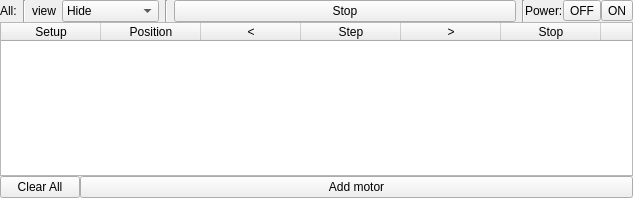
Qt form qmotorstack/qmotorstack.ui (AustralianSynchrotron/motorcontrol) before a commit.
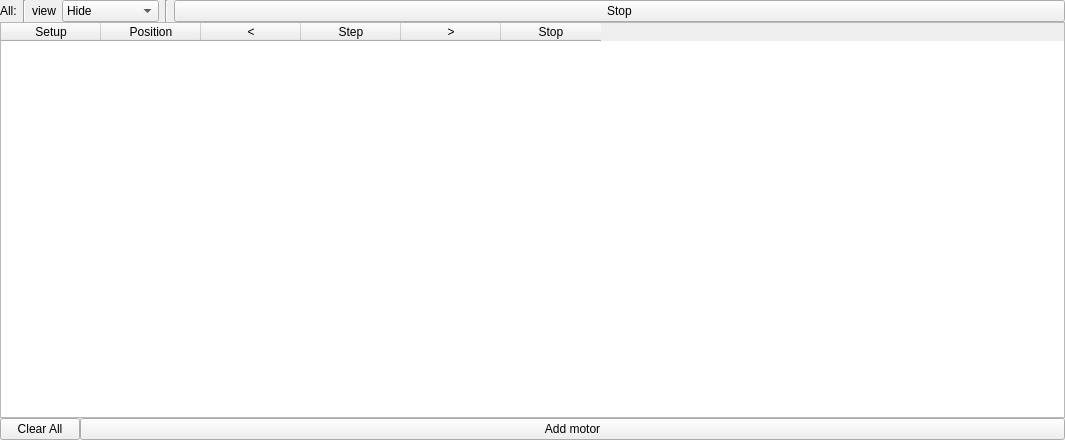
The same form after that commit.

Commit message: modified:   qcamotor/qcamotor.cpp 	modified:   qcamotor/qcamotor.h 	modified:   qcamotor_py/CMakeLists.txt 	modified:   qcamotor_py/pyqcamotor.sip 	modified:   qcamotorgui/qcamotorgui-pv.ui 	modified:   qcamotorgui/qcamotorgui-setup.ui 	modified:   qcamotorgui/qcamotorgui.cpp 	modified:   qcamotorgui/qcamotorgui.h 	modified:   qcamotorgui/qcamotorgui.ui 	modified:   qcamotorgui_py/pyqcamotorgui.sip 	modified:   qmotorstack/qmotorstack.cpp 	modified:   qmotorstack/qmotorstack.h 	modified:   qmotorstack/qmotorstack.ui

What changed in the file:
```diff
--- a/qmotorstack/qmotorstack.ui
+++ b/qmotorstack/qmotorstack.ui
@@ -6,8 +6,8 @@
    <rect>
     <x>0</x>
     <y>0</y>
-    <width>633</width>
-    <height>198</height>
+    <width>1065</width>
+    <height>440</height>
    </rect>
   </property>
   <property name="sizePolicy">
@@ -125,58 +125,6 @@
         </property>
        </widget>
       </item>
-      <item>
-       <widget class="QWidget" name="powerW" native="true">
-        <property name="sizePolicy">
-         <sizepolicy hsizetype="Minimum" vsizetype="Preferred">
-          <horstretch>0</horstretch>
-          <verstretch>0</verstretch>
-         </sizepolicy>
-        </property>
-        <layout class="QHBoxLayout" name="horizontalLayout_3">
-         <property name="spacing">
-          <number>0</number>
-         </property>
-         <property name="margin">
-          <number>0</number>
-         </property>
-         <item>
-          <widget class="Line" name="line">
-           <property name="orientation">
-            <enum>Qt::Vertical</enum>
-           </property>
-          </widget>
-         </item>
-         <item>
-          <widget class="QLabel" name="label">
-           <property name="sizePolicy">
-            <sizepolicy hsizetype="Fixed" vsizetype="Preferred">
-             <horstretch>0</horstretch>
-             <verstretch>0</verstretch>
-            </sizepolicy>
-           </property>
-           <property name="text">
-            <string>Power:</string>
-           </property>
-          </widget>
-         </item>
-         <item>
-          <widget class="QToolButton" name="offAll">
-           <property name="text">
-            <string>OFF</string>
-           </property>
-          </widget>
-         </item>
-         <item>
-          <widget class="QToolButton" name="onAll">
-           <property name="text">
-            <string>ON</string>
-           </property>
-          </widget>
-         </item>
-        </layout>
-       </widget>
-      </item>
      </layout>
     </widget>
    </item>
@@ -206,6 +154,9 @@
      <property name="showGrid">
       <bool>false</bool>
      </property>
+     <property name="wordWrap">
+      <bool>false</bool>
+     </property>
      <column>
       <property name="text">
        <string>Setup</string>
@@ -236,14 +187,6 @@
        <string>Stop</string>
       </property>
      </column>
-     <column>
-      <property name="text">
-       <string>O</string>
-      </property>
-      <property name="toolTip">
-       <string>Power</string>
-      </property>
-     </column>
     </widget>
    </item>
    <item>
```
Left out of the diff: 33 changed lines with no effect on the pictures. The commit also changes 12 other files.
